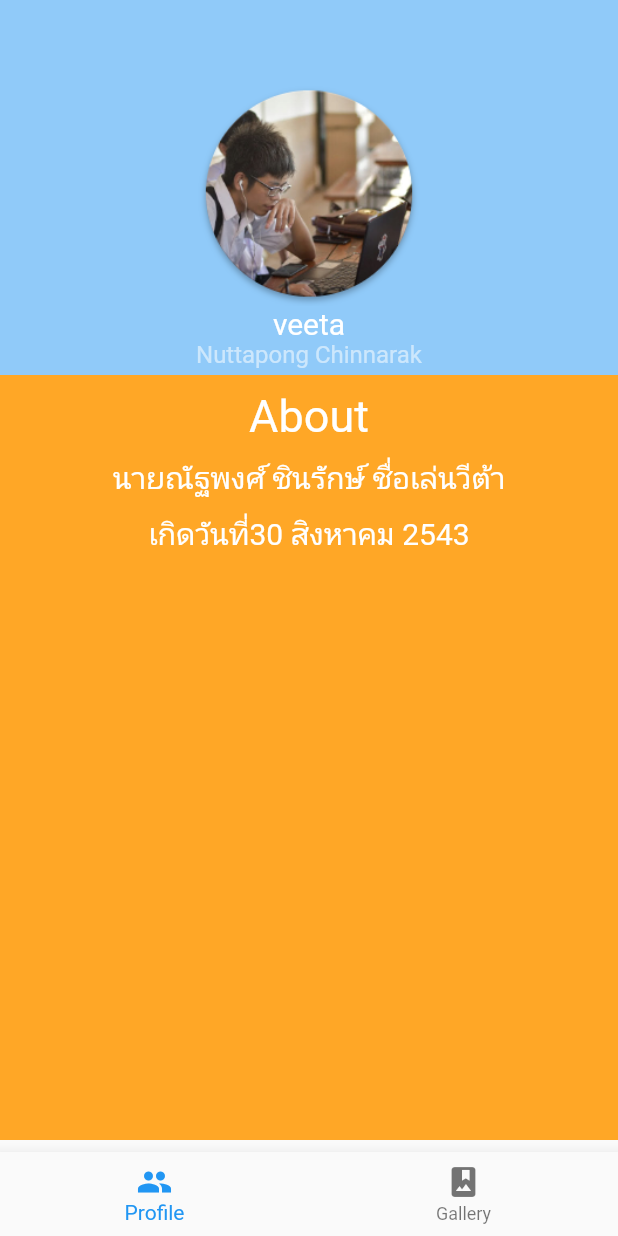
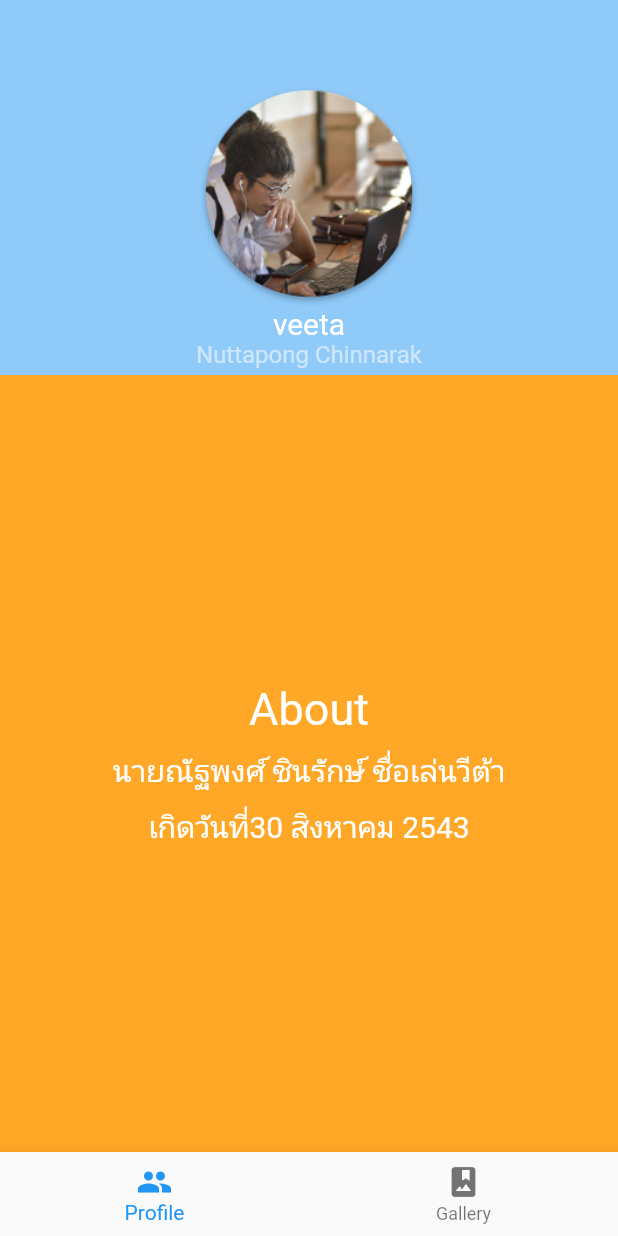
Before and after one commit to IDNV5/my_profile, a Flutter app: the screen it shows after launch, on a phone screen of 412 x 824 dp. Run offline on Flutter 3.47's test engine with Material 2 defaults, Android fonts, the phone set to English and light mode, and no system bars; our stand-ins replace flutter_swiper.

Commit message:
Update profile_screen.dart

```diff
--- a/lib/screen/profile_screen.dart
+++ b/lib/screen/profile_screen.dart
@@ -12,6 +12,7 @@ class _ProfileScreenState extends State<ProfileScreen> {
   Widget build(BuildContext context) {
     return Container(
       child: Scaffold(
+        backgroundColor: Colors.orange.shade400,
         body: Center(
           child: Container(
             child: Column(
@@ -49,8 +50,12 @@ class _ProfileScreenState extends State<ProfileScreen> {
                 Container(
                   width: 500,
                   height: 510,
-                  color: Colors.orange.shade400,
+                  child: Row(
+                    mainAxisAlignment: MainAxisAlignment.center,
+                    children: [
+                      Container(
                         child: Column(
+                            mainAxisAlignment: MainAxisAlignment.center,
                             children: [
                               SizedBox(
                                 height: 10,
@@ -82,6 +87,8 @@ class _ProfileScreenState extends State<ProfileScreen> {
                                   fontSize: 20,
                                 ),
                               ),
+                            ]),
+                      ),
                     ],
                   ),
                 ),
```
Lines whose indentation alone changed are shown as unchanged.
